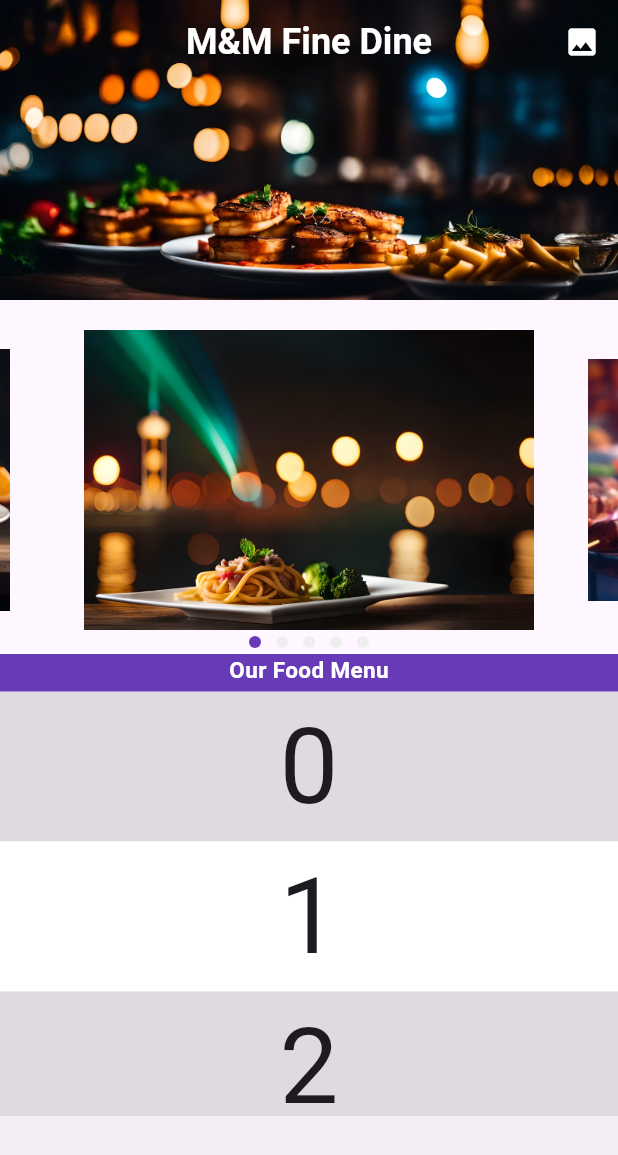
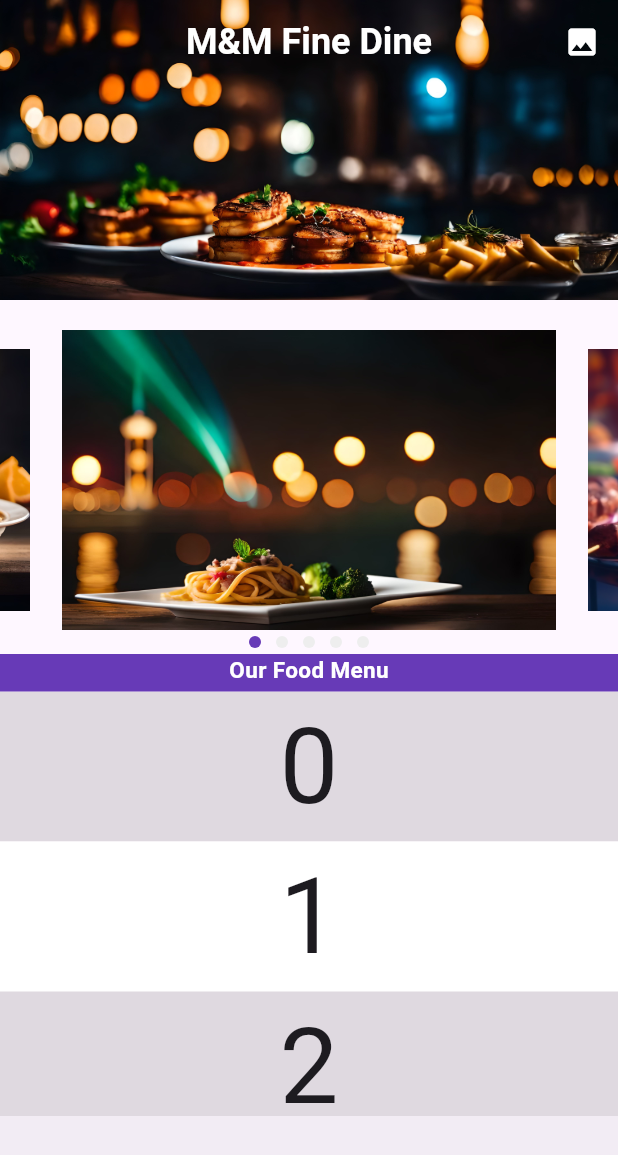
Before and after one commit to Anik-Adnan/M-M_Fine_Dine, a Flutter app: the screen it shows after launch, on a phone screen of 412 x 824 dp. Shown: the top 1155 px of the screen. Run offline on Flutter 3.47's test engine with Material 3 defaults, Android fonts, the phone set to English and light mode, and no system bars; drawn by our look-alikes of carousel_slider, smooth_page_indicator.

Commit message:
slider builder added

```diff
--- a/fine_dine/lib/homepage/my_offer_slider.dart
+++ b/fine_dine/lib/homepage/my_offer_slider.dart
@@ -11,18 +11,42 @@ class MyOfferSlider extends StatefulWidget {
   State<MyOfferSlider> createState() => _MyOfferSliderState();
 }
 class _MyOfferSliderState extends State<MyOfferSlider>{
-   var myOfferFoodItems = [
-    Image.asset('assets/images/a-plate-of-pasta-and-broccoli-on-a-table.jpg'),
-   Image.asset('assets/images/bbq-summer-party.jpg'),
-   Image.asset('assets/images/freshly-brewed-coffee-in-a-frothy-mug-generated.jpg'),
-   Image.asset('assets/images/the-grilled-bbq-on-the-grill.jpg'),
-   Image.asset('assets/images/spaghetti-with-tomato-sauce-and-cheese-on-a-wooden-table.jpg')];
+   final List<String> myOfferFoodItems = [
+    'assets/images/a-plate-of-pasta-and-broccoli-on-a-table.jpg',
+   'assets/images/bbq-summer-party.jpg',
+   'assets/images/freshly-brewed-coffee-in-a-frothy-mug-generated.jpg',
+   'assets/images/the-grilled-bbq-on-the-grill.jpg',
+   'assets/images/spaghetti-with-tomato-sauce-and-cheese-on-a-wooden-table.jpg'];
   int myCurrentIndex = 0;
+
+   void addFoodItem(String newItem) {
+     setState(() {
+       myOfferFoodItems.add(newItem);
+     });
+   }
+
+   void removeFoodItem(int index) {
+     setState(() {
+       myOfferFoodItems.removeAt(index);
+     });
+   }
   @override
   Widget build(BuildContext context) {
     return  Column(
             children: [
-              CarouselSlider(
+              CarouselSlider.builder(
+                itemCount: myOfferFoodItems.length,
+                itemBuilder: (context,index,realIndex){
+                  final item = myOfferFoodItems[index];
+                  return GestureDetector(
+                    // onTap: Navigator.pushNamed(),
+                    child: Image.asset(
+                        item,
+                      fit: BoxFit.fill,
+                      width: double.infinity,
+                    ),
+                  );
+                },
                 options: CarouselOptions(
                   height: 200,
                 aspectRatio: 1.5,
@@ -32,30 +56,12 @@ class _MyOfferSliderState extends State<MyOfferSlider>{
                 autoPlayCurve: Curves.fastOutSlowIn,
                   autoPlayAnimationDuration: const Duration(milliseconds: 800),
                   autoPlayInterval: const Duration(seconds: 2),
-                  onPageChanged: (index,reason){
-                    setState(() {
-                      myCurrentIndex = index;
-                    });
-                  },
+                  // onPageChanged: (index,reason){
+                  //   setState(() {
+                  //     myCurrentIndex = index;
+                  //   });
+                  // },
                 ),
-                items: myOfferFoodItems,
-                //     .map((item) {
-                //   return Builder(
-                //     builder: (BuildContext context) {
-                //       return Container(
-                //         width: MediaQuery.of(context).size.width,
-                //         margin: EdgeInsets.symmetric(horizontal: 5.0),
-                //         decoration: BoxDecoration(
-                //           color: Colors.red,
-                //         ),
-                //         child: Image.asset(
-                //           'assets/images/$item',
-                //           fit: BoxFit.cover,
-                //         ),
-                //       );
-                //     },
-                //   );
-                // }).toList(),
               ),
 
               Padding(
```
